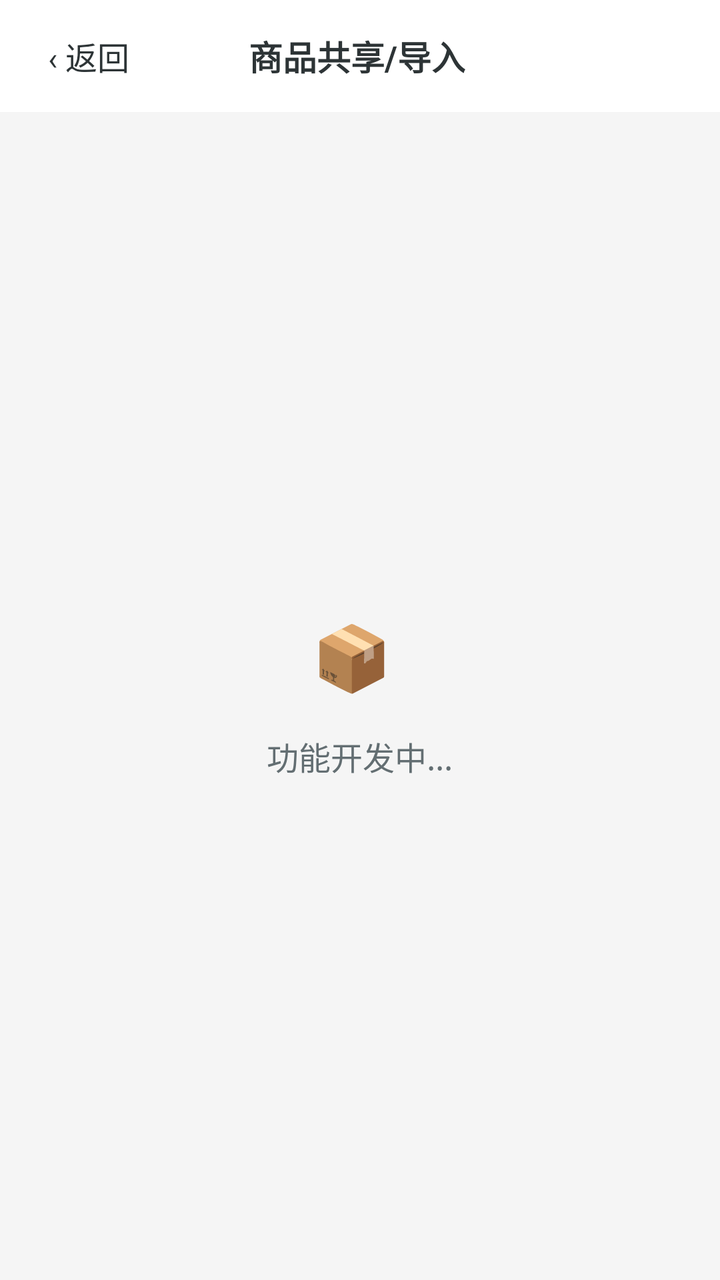
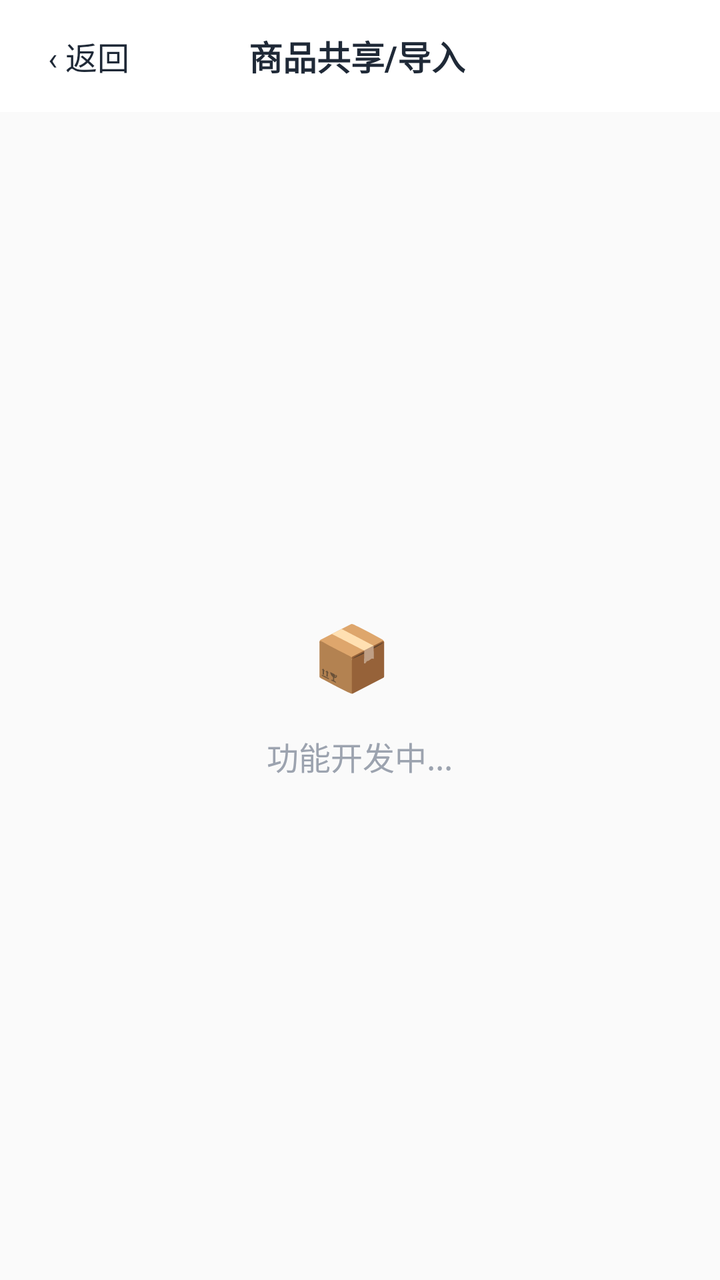

An Android layout rendered at two revisions. The XML below is the earlier revision; the diff shows what the commit changed to produce the second picture.
<!-- AndroidManifest.xml: application theme Theme.ClothingSI -->
<!-- res/layout/activity_shared_products.xml -->
<?xml version="1.0" encoding="utf-8"?>
<LinearLayout xmlns:android="http://schemas.android.com/apk/res/android"
    xmlns:app="http://schemas.android.com/apk/res-auto"
    android:layout_width="match_parent" android:layout_height="match_parent"
    android:orientation="vertical" android:background="#F5F5F5">

    <LinearLayout android:layout_width="match_parent" android:layout_height="56dp"
        android:background="#FFFFFF" android:orientation="horizontal"
        android:gravity="center_vertical" android:paddingStart="16dp" android:paddingEnd="16dp">
        <TextView android:id="@+id/btn_back" android:layout_width="wrap_content"
            android:layout_height="wrap_content" android:text="‹ 返回"
            android:textSize="16dp" android:textColor="#2D3436" android:padding="8dp" />
        <TextView android:layout_width="0dp" android:layout_height="wrap_content"
            android:layout_weight="1" android:text="商品共享/导入"
            android:textSize="17dp" android:textStyle="bold" android:textColor="#2D3436"
            android:gravity="center" android:layout_marginEnd="60dp" />
    </LinearLayout>

    <LinearLayout android:layout_width="match_parent" android:layout_height="match_parent"
        android:gravity="center" android:orientation="vertical" android:padding="24dp">
        <TextView android:layout_width="48dp" android:layout_height="48dp"
            android:text="📦" android:textSize="32dp" />
        <TextView android:layout_width="wrap_content" android:layout_height="wrap_content"
            android:text="功能开发中..." android:textSize="16dp" android:textColor="#636E72" android:layout_marginTop="12dp" />
    </LinearLayout>
</LinearLayout>
<!-- resources referenced by this layout -->
<resources>
  <style name="Theme.ClothingSI" parent="Theme.Material3.Light.NoActionBar">
          <item name="colorPrimary">@color/primary</item>
          <item name="colorPrimaryDark">@color/primary_dark</item>
          <item name="colorAccent">@color/accent</item>
          <item name="android:statusBarColor">@android:color/transparent</item>
          <item name="android:navigationBarColor">@color/white</item>
          
          <item name="android:windowLightStatusBar">true</item>
          
          <item name="android:fontFamily">sans-serif</item>
          <item name="android:textViewStyle">@style/TextView.Base</item>
      </style>
  <color name="primary">#2E7D32</color>
  <color name="primary_dark">#1B5E20</color>
  <color name="accent">#66BB6A</color>
  <color name="white">#FFFFFF</color>
  <style name="TextView.Base" parent="android:Widget.TextView">
          <item name="android:fontFamily">sans-serif</item>
      </style>
</resources>

<!-- the commit's change to res/layout/activity_shared_products.xml (unified diff, before → after) -->
@@ -1,26 +1,26 @@
 <?xml version="1.0" encoding="utf-8"?>
 <LinearLayout xmlns:android="http://schemas.android.com/apk/res/android"
-    xmlns:app="http://schemas.android.com/apk/res-auto"
     android:layout_width="match_parent" android:layout_height="match_parent"
-    android:orientation="vertical" android:background="#F5F5F5">
+    android:orientation="vertical" android:background="@color/md_surface_container_low">
 
     <LinearLayout android:layout_width="match_parent" android:layout_height="56dp"
-        android:background="#FFFFFF" android:orientation="horizontal"
+        android:background="@color/md_surface" android:orientation="horizontal"
         android:gravity="center_vertical" android:paddingStart="16dp" android:paddingEnd="16dp">
         <TextView android:id="@+id/btn_back" android:layout_width="wrap_content"
             android:layout_height="wrap_content" android:text="‹ 返回"
-            android:textSize="16dp" android:textColor="#2D3436" android:padding="8dp" />
+            android:textSize="16sp" android:textColor="@color/md_on_surface" android:padding="8dp" />
         <TextView android:layout_width="0dp" android:layout_height="wrap_content"
             android:layout_weight="1" android:text="商品共享/导入"
-            android:textSize="17dp" android:textStyle="bold" android:textColor="#2D3436"
+            android:textSize="17sp" android:textStyle="bold" android:textColor="@color/md_on_surface"
             android:gravity="center" android:layout_marginEnd="60dp" />
     </LinearLayout>
 
     <LinearLayout android:layout_width="match_parent" android:layout_height="match_parent"
         android:gravity="center" android:orientation="vertical" android:padding="24dp">
         <TextView android:layout_width="48dp" android:layout_height="48dp"
-            android:text="📦" android:textSize="32dp" />
+            android:text="📦" android:textSize="32sp" />
         <TextView android:layout_width="wrap_content" android:layout_height="wrap_content"
-            android:text="功能开发中..." android:textSize="16dp" android:textColor="#636E72" android:layout_marginTop="12dp" />
+            android:text="功能开发中..." android:textSize="16sp"
+            android:textColor="@color/md_on_surface_variant" android:layout_marginTop="12dp" />
     </LinearLayout>
 </LinearLayout>
<!-- resource entries referenced after the edit -->
@@ -1,21 +1,57 @@
 <!-- resources referenced by this layout -->
 <resources>
+  <color name="md_on_surface">#1F2937</color>
+  <color name="md_on_surface_variant">#9CA3AF</color>
+  <color name="md_surface">#FFFFFF</color>
+  <color name="md_surface_container_low">#FAFAFA</color>
   <style name="Theme.ClothingSI" parent="Theme.Material3.Light.NoActionBar">
-          <item name="colorPrimary">@color/primary</item>
-          <item name="colorPrimaryDark">@color/primary_dark</item>
-          <item name="colorAccent">@color/accent</item>
+          
+          <item name="colorPrimary">@color/md_primary</item>
+          <item name="colorOnPrimary">@color/md_on_primary</item>
+          <item name="colorPrimaryContainer">@color/md_primary_container</item>
+          <item name="colorOnPrimaryContainer">@color/md_on_primary_container</item>
+  
+          
+          <item name="colorSecondary">@color/md_secondary</item>
+          <item name="colorOnSecondary">@color/md_on_secondary</item>
+          <item name="colorSecondaryContainer">@color/md_secondary_container</item>
+          <item name="colorOnSecondaryContainer">@color/md_on_secondary_container</item>
+  
+          
+          <item name="android:colorBackground">@color/md_surface_container_low</item>
+          <item name="colorSurface">@color/md_surface</item>
+          <item name="colorOnSurface">@color/md_on_surface</item>
+          <item name="colorOnSurfaceVariant">@color/md_on_surface_variant</item>
+  
+          
+          <item name="colorOutline">@color/md_outline</item>
+          <item name="colorOutlineVariant">@color/md_outline_variant</item>
+  
+          
+          <item name="colorError">@color/md_error</item>
+          <item name="colorOnError">@color/md_on_error</item>
+  
+          
           <item name="android:statusBarColor">@android:color/transparent</item>
-          <item name="android:navigationBarColor">@color/white</item>
-          
+          <item name="android:navigationBarColor">@color/md_surface</item>
           <item name="android:windowLightStatusBar">true</item>
+  
           
           <item name="android:fontFamily">sans-serif</item>
           <item name="android:textViewStyle">@style/TextView.Base</item>
       </style>
-  <color name="primary">#2E7D32</color>
-  <color name="primary_dark">#1B5E20</color>
-  <color name="accent">#66BB6A</color>
-  <color name="white">#FFFFFF</color>
+  <color name="md_primary">#F97316</color>
+  <color name="md_on_primary">#FFFFFF</color>
+  <color name="md_primary_container">#FFF7ED</color>
+  <color name="md_on_primary_container">#5C3D00</color>
+  <color name="md_secondary">#2563EB</color>
+  <color name="md_on_secondary">#FFFFFF</color>
+  <color name="md_secondary_container">#DBEAFE</color>
+  <color name="md_on_secondary_container">#001A3E</color>
+  <color name="md_outline">#9CA3AF</color>
+  <color name="md_outline_variant">#D1D5DB</color>
+  <color name="md_error">#EF4444</color>
+  <color name="md_on_error">#FFFFFF</color>
   <style name="TextView.Base" parent="android:Widget.TextView">
           <item name="android:fontFamily">sans-serif</item>
       </style>
